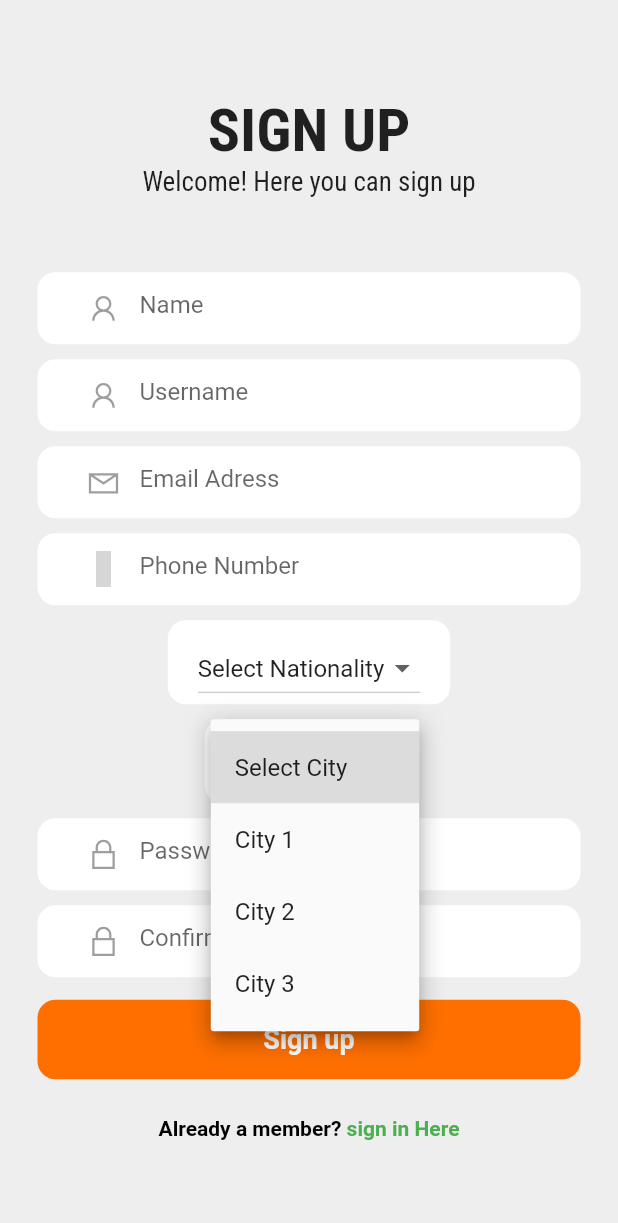
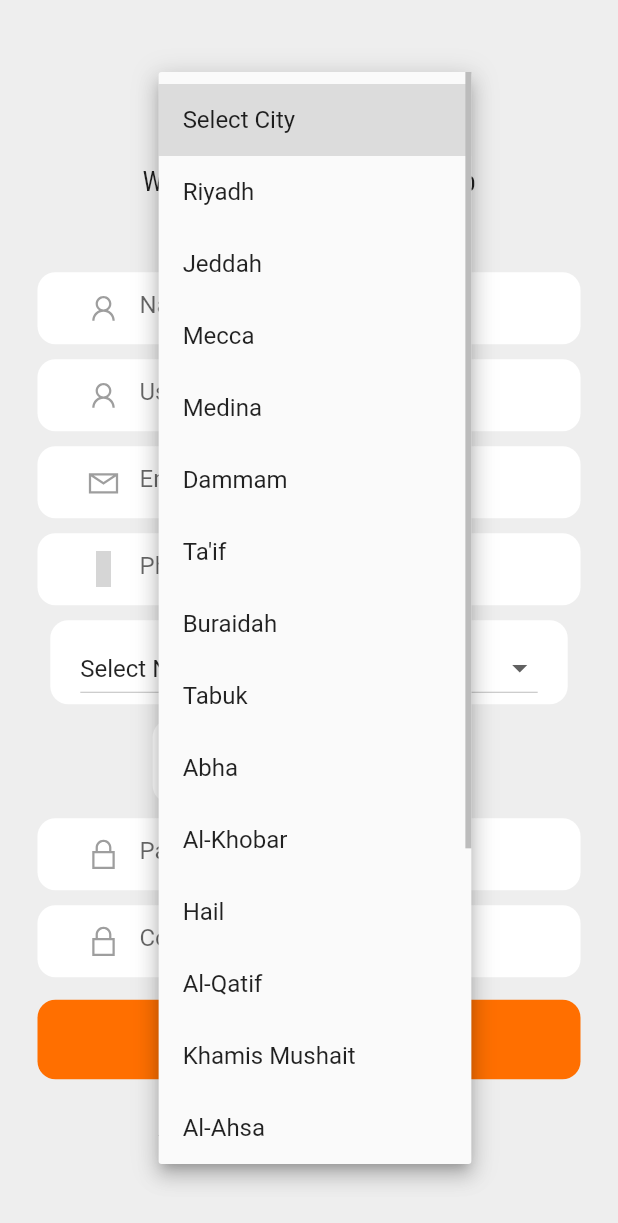
Before and after one commit to RoaaAmin/HiLinky_test, a Flutter app: the SignupScreen screen opened by its route, after a tap on "Select City", on a phone screen of 412 x 824 dp. Shown: the top 1223 px of the screen. Run offline on Flutter 3.47's test engine with Material 2 defaults, Android fonts, the phone set to English and light mode, and no system bars; our stand-ins replace buttons_tabbar, cached_network_image, cloud_firestore, dio, firebase_auth, firebase_core and 16 more; missing offline and left inert: adaptive_action_sheet, country_pickers, flutter_paypal_checkout, qr_code_scanner, social_share; accounts and stored records are empty; network calls fail; grey boxes are pictures that could not be loaded.

Commit message:
dropdown list

```diff
--- a/lib/screens/search_page_premuim_screen/search_page_premuim_screen.dart
+++ b/lib/screens/search_page_premuim_screen/search_page_premuim_screen.dart
@@ -18,9 +18,27 @@ class _SearchPagePremiumScreenState extends State<SearchPagePremiumScreen> {
   String? valueChoose;
 
   List<String> dropdownItemList = [
-    'City 1',
-    'City 2',
-    'City 3',
+    'Riyadh',
+    'Jeddah',
+    'Mecca',
+    'Medina',
+    'Dammam',
+    'Ta\'if',
+    'Buraidah',
+    'Tabuk',
+    'Abha',
+    'Al-Khobar',
+    'Hail',
+    'Al-Qatif',
+    'Khamis Mushait',
+    'Al-Ahsa',
+    'Najran',
+    'Yanbu',
+    'Al Jubail',
+    'Dhahran',
+    'Al Hofuf',
+    'Jubail Industrial City',
+
   ];
 
   Future<void> searchFromFirebase(String query) async {
--- a/lib/screens/signup_screen.dart
+++ b/lib/screens/signup_screen.dart
@@ -38,18 +38,53 @@ class _SignupScreenState extends State<SignupScreen> {
 
   List<String> nationalityOptions = [
     'Select Nationality',
-    'Nationality 1',
-    'Nationality 2',
-    'Nationality 3',
-    // Add more nationalities as needed
+    'Afghanistan', 'Albania', 'Algeria', 'Andorra', 'Angola', 'Antigua and Barbuda', 'Argentina',
+    'Armenia', 'Australia', 'Austria', 'Azerbaijan', 'Bahamas', 'Bahrain', 'Bangladesh', 'Barbados',
+    'Belarus', 'Belgium', 'Belize', 'Benin', 'Bhutan', 'Bolivia', 'Bosnia and Herzegovina', 'Botswana',
+    'Brazil', 'Brunei', 'Bulgaria', 'Burkina Faso', 'Burundi', 'Cabo Verde', 'Cambodia', 'Cameroon',
+    'Canada', 'Central African Republic', 'Chad', 'Chile', 'China', 'Colombia', 'Comoros', 'Congo (Congo-Brazzaville)',
+    'Costa Rica', 'Croatia', 'Cuba', 'Cyprus', 'Czechia (Czech Republic)', 'Democratic Republic of the Congo',
+    'Denmark', 'Djibouti', 'Dominica', 'Dominican Republic', 'Ecuador', 'Egypt', 'El Salvador', 'Equatorial Guinea',
+    'Eritrea', 'Estonia', 'Eswatini (fmr. "Swaziland")', 'Ethiopia', 'Fiji', 'Finland', 'France', 'Gabon', 'Gambia',
+    'Georgia', 'Germany', 'Ghana', 'Greece', 'Grenada', 'Guatemala', 'Guinea', 'Guinea-Bissau', 'Guyana', 'Haiti',
+    'Holy See', 'Honduras', 'Hungary', 'Iceland', 'India', 'Indonesia', 'Iran', 'Iraq', 'Ireland', 'Israel', 'Italy',
+    'Jamaica', 'Japan', 'Jordan', 'Kazakhstan', 'Kenya', 'Kiribati', 'Kuwait', 'Kyrgyzstan', 'Laos', 'Latvia', 'Lebanon',
+    'Lesotho', 'Liberia', 'Libya', 'Liechtenstein', 'Lithuania', 'Luxembourg', 'Madagascar', 'Malawi', 'Malaysia', 'Maldives',
+    'Mali', 'Malta', 'Marshall Islands', 'Mauritania', 'Mauritius', 'Mexico', 'Micronesia', 'Moldova', 'Monaco', 'Mongolia',
+    'Montenegro', 'Morocco', 'Mozambique', 'Myanmar (formerly Burma)', 'Namibia', 'Nauru', 'Nepal', 'Netherlands', 'New Zealand',
+    'Nicaragua', 'Niger', 'Nigeria', 'North Korea', 'North Macedonia (formerly Macedonia)', 'Norway', 'Oman', 'Pakistan', 'Palau',
+    'Palestine', 'Panama', 'Papua New Guinea', 'Paraguay', 'Peru', 'Philippines', 'Poland', 'Portugal', 'Qatar', 'Romania',
+    'Russia', 'Rwanda', 'Saint Kitts and Nevis', 'Saint Lucia', 'Saint Vincent and the Grenadines', 'Samoa', 'San Marino', 'Sao Tome and Principe',
+    'Saudi Arabia', 'Senegal', 'Serbia', 'Seychelles', 'Sierra Leone', 'Singapore', 'Slovakia', 'Slovenia', 'Solomon Islands', 'Somalia',
+    'South Africa', 'South Korea', 'South Sudan', 'Spain', 'Sri Lanka', 'Sudan', 'Suriname', 'Sweden', 'Switzerland', 'Syria',
+    'Tajikistan', 'Tanzania', 'Thailand', 'Timor-Leste', 'Togo', 'Tonga', 'Trinidad and Tobago', 'Tunisia', 'Turkey', 'Turkmenistan',
+    'Tuvalu', 'Uganda', 'Ukraine', 'United Arab Emirates', 'United Kingdom', 'United States of America', 'Uruguay', 'Uzbekistan',
+    'Vanuatu', 'Venezuela', 'Vietnam', 'Yemen', 'Zambia', 'Zimbabwe'
+
   ];
 
   List<String> cityOptions = [
     'Select City',
-    'City 1',
-    'City 2',
-    'City 3',
-    // Add more cities as needed
+    'Riyadh',
+    'Jeddah',
+    'Mecca',
+    'Medina',
+    'Dammam',
+    'Ta\'if',
+    'Buraidah',
+    'Tabuk',
+    'Abha',
+    'Al-Khobar',
+    'Hail',
+    'Al-Qatif',
+    'Khamis Mushait',
+    'Al-Ahsa',
+    'Najran',
+    'Yanbu',
+    'Al Jubail',
+    'Dhahran',
+    'Al Hofuf',
+    'Jubail Industrial City',
   ];
 
   void selectNationality() {
```
